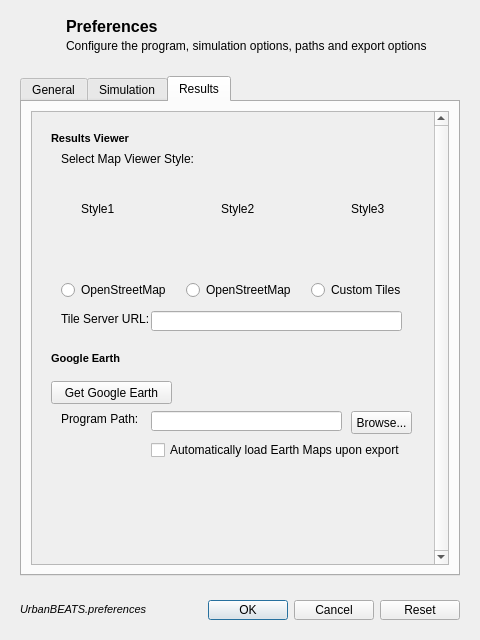
Qt form preferencesdialog.ui (petermbach/urbanbeats-legacy) before a commit.
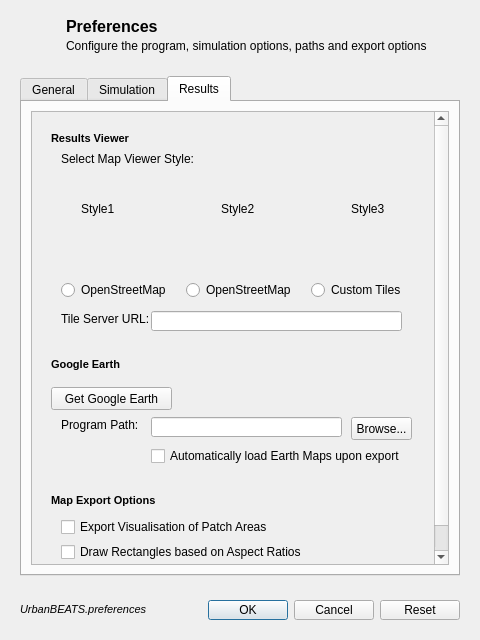
The same form after that commit. The open tabs and pages were chosen to show the change. Icons and pictures are not drawn.

Commit message: Added patch export options to preferences GUI, no connection undertaken yet.

The edit to the form file:
```diff
--- a/preferencesdialog.ui
+++ b/preferencesdialog.ui
@@ -630,12 +630,18 @@
                <x>0</x>
                <y>0</y>
                <width>401</width>
-               <height>458</height>
+               <height>480</height>
               </rect>
              </property>
              <layout class="QVBoxLayout" name="verticalLayout_8">
               <item>
-               <widget class="QWidget" name="widget_7" native="true">
+               <widget class="QWidget" name="resultsviewer_widget" native="true">
+                <property name="minimumSize">
+                 <size>
+                  <width>0</width>
+                  <height>220</height>
+                 </size>
+                </property>
                 <widget class="QRadioButton" name="style2_radio">
                  <property name="geometry">
                   <rect>
@@ -800,7 +806,13 @@
                </widget>
               </item>
               <item>
-               <widget class="QWidget" name="widget_6" native="true">
+               <widget class="QWidget" name="gearth_widget" native="true">
+                <property name="minimumSize">
+                 <size>
+                  <width>0</width>
+                  <height>130</height>
+                 </size>
+                </property>
                 <widget class="QPushButton" name="gearth_path_browse">
                  <property name="geometry">
                   <rect>
@@ -882,6 +894,71 @@
                 </widget>
                </widget>
               </item>
+              <item>
+               <widget class="QWidget" name="export_widget" native="true">
+                <property name="minimumSize">
+                 <size>
+                  <width>0</width>
+                  <height>100</height>
+                 </size>
+                </property>
+                <widget class="QLabel" name="export_title">
+                 <property name="geometry">
+                  <rect>
+                   <x>10</x>
+                   <y>10</y>
+                   <width>171</width>
+                   <height>16</height>
+                  </rect>
+                 </property>
+                 <property name="text">
+                  <string>&lt;!DOCTYPE HTML PUBLIC &quot;-//W3C//DTD HTML 4.0//EN&quot; &quot;http://www.w3.org/TR/REC-html40/strict.dtd&quot;&gt;
+&lt;html&gt;&lt;head&gt;&lt;meta name=&quot;qrichtext&quot; content=&quot;1&quot; /&gt;&lt;style type=&quot;text/css&quot;&gt;
+p, li { white-space: pre-wrap; }
+&lt;/style&gt;&lt;/head&gt;&lt;body style=&quot; font-family:'MS Shell Dlg 2'; font-size:8.25pt; font-weight:400; font-style:normal;&quot;&gt;
+&lt;p style=&quot; margin-top:0px; margin-bottom:0px; margin-left:0px; margin-right:0px; -qt-block-indent:0; text-indent:0px;&quot;&gt;&lt;span style=&quot; font-size:8pt; font-weight:600;&quot;&gt;Map Export Options&lt;/span&gt;&lt;/p&gt;&lt;/body&gt;&lt;/html&gt;</string>
+                 </property>
+                </widget>
+                <widget class="QCheckBox" name="export_patchsquares">
+                 <property name="geometry">
+                  <rect>
+                   <x>20</x>
+                   <y>35</y>
+                   <width>251</width>
+                   <height>18</height>
+                  </rect>
+                 </property>
+                 <property name="whatsThis">
+                  <string>&lt;!DOCTYPE HTML PUBLIC &quot;-//W3C//DTD HTML 4.0//EN&quot; &quot;http://www.w3.org/TR/REC-html40/strict.dtd&quot;&gt;
+&lt;html&gt;&lt;head&gt;&lt;meta name=&quot;qrichtext&quot; content=&quot;1&quot; /&gt;&lt;style type=&quot;text/css&quot;&gt;
+p, li { white-space: pre-wrap; }
+&lt;/style&gt;&lt;/head&gt;&lt;body style=&quot; font-family:'MS Shell Dlg 2'; font-size:8.25pt; font-weight:400; font-style:normal;&quot;&gt;
+&lt;p style=&quot; margin-top:0px; margin-bottom:0px; margin-left:0px; margin-right:0px; -qt-block-indent:0; text-indent:0px;&quot;&gt;UrbanBEATS exports the positions of centroids of each patch with metadata of land use, area, aspect ratio, elevation and soil type for each patch. Check this box to export an additional polygonal shapefile containing rectangles drawn to the size of each patch in the map. &lt;/p&gt;
+&lt;p style=&quot;-qt-paragraph-type:empty; margin-top:0px; margin-bottom:0px; margin-left:0px; margin-right:0px; -qt-block-indent:0; text-indent:0px;&quot;&gt;&lt;/p&gt;
+&lt;p style=&quot; margin-top:0px; margin-bottom:0px; margin-left:0px; margin-right:0px; -qt-block-indent:0; text-indent:0px;&quot;&gt;&lt;span style=&quot; font-style:italic;&quot;&gt;(Note: this is useful for visualising patch distribution, land use clustering and relative elevation of land uses in each block)&lt;/span&gt;&lt;/p&gt;&lt;/body&gt;&lt;/html&gt;</string>
+                 </property>
+                 <property name="text">
+                  <string>Export Visualisation of Patch Areas</string>
+                 </property>
+                </widget>
+                <widget class="QCheckBox" name="export_patchaspect">
+                 <property name="geometry">
+                  <rect>
+                   <x>20</x>
+                   <y>60</y>
+                   <width>291</width>
+                   <height>18</height>
+                  </rect>
+                 </property>
+                 <property name="whatsThis">
+                  <string>Check this box if you want the shape of each rectangle to be governed by the aspect ratio of the patch. If left uncheck, the program will simply draw squares.</string>
+                 </property>
+                 <property name="text">
+                  <string>Draw Rectangles based on Aspect Ratios</string>
+                 </property>
+                </widget>
+               </widget>
+              </item>
              </layout>
             </widget>
            </widget>
```
The commit also changes 1 other file.
